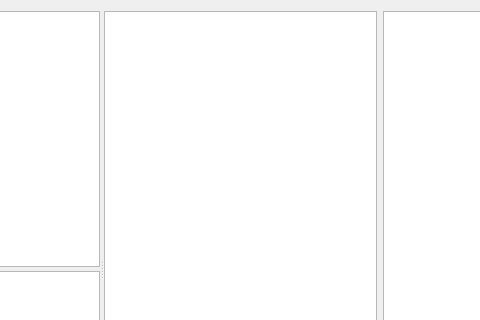
The window that src/tiled/BuildingEditor/buildingtilesdialog.ui (timbaker/tiled) describes before a commit, drawn with Qt 5; both pictures show x 184 to 664 and y 0 to 320 of the 850 by 575 pixel window.
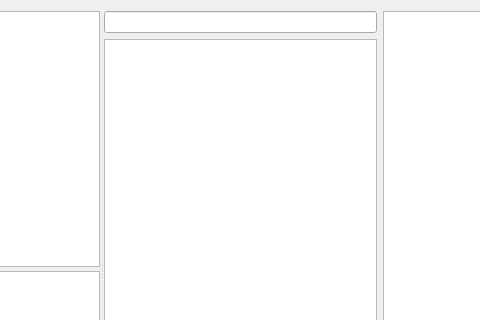
The same window after the commit. Icons and pictures are not drawn. Custom widgets are drawn as their Qt base class.

The edit to the form file:
```diff
--- a/src/tiled/BuildingEditor/buildingtilesdialog.ui
+++ b/src/tiled/BuildingEditor/buildingtilesdialog.ui
@@ -130,6 +130,9 @@
       <layout class="QHBoxLayout" name="tilesetLayout">
        <item>
         <layout class="QVBoxLayout" name="verticalLayout_5">
+         <item>
+          <widget class="QLineEdit" name="tilesetFilter"/>
+         </item>
          <item>
           <widget class="QListWidget" name="tilesetList"/>
          </item>
```
Left out of the diff: 2 changed lines with no effect on the pictures.
